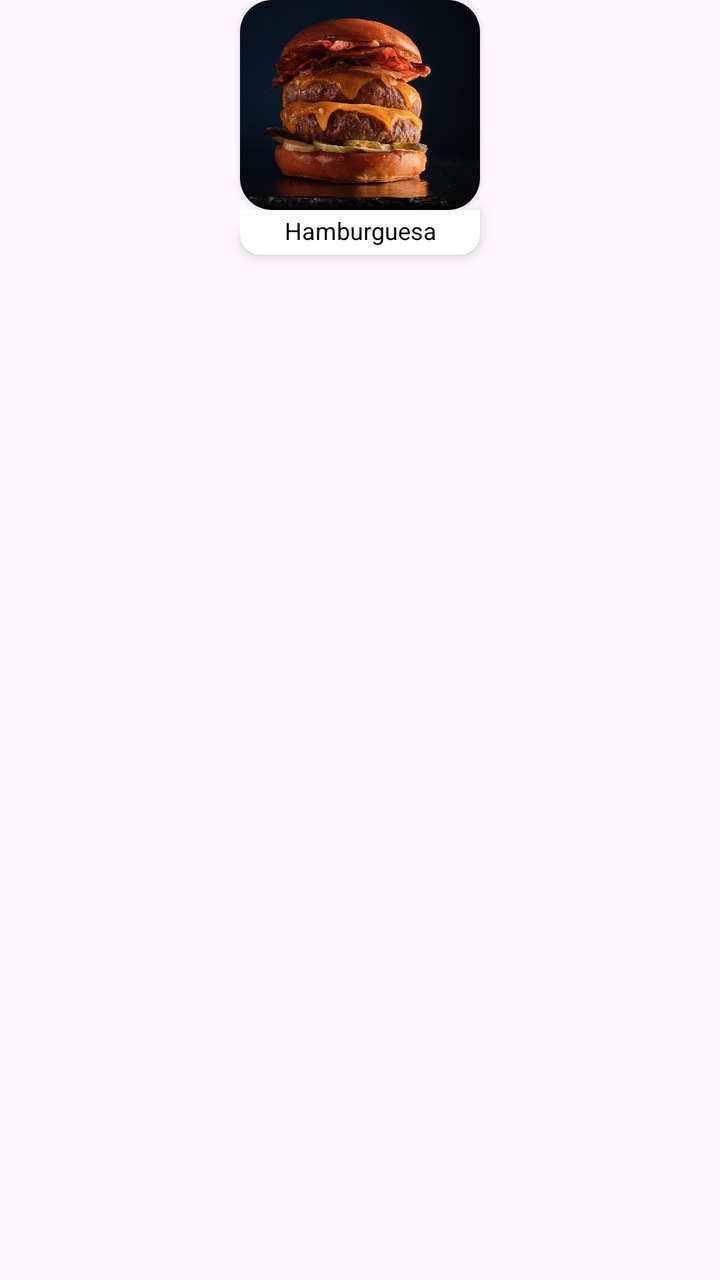
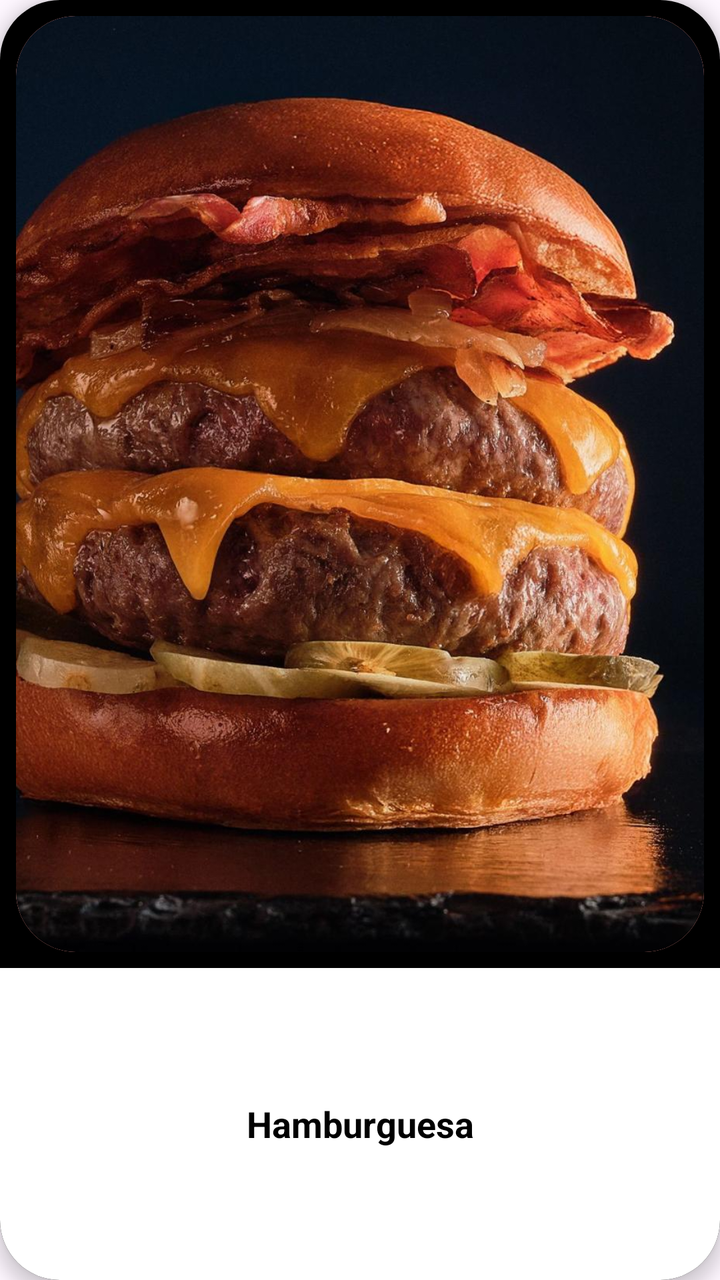

The first picture is an Android layout as it rendered before a commit; the second is the same layout after the commit. The layout source and the unified diff follow.
<!-- AndroidManifest.xml: application theme Theme.LaPosada -->
<!-- res/layout/item_food.xml -->
<?xml version="1.0" encoding="utf-8"?>
<LinearLayout xmlns:android="http://schemas.android.com/apk/res/android"
    xmlns:app="http://schemas.android.com/apk/res-auto"
    android:layout_width="wrap_content" 
    android:layout_height="wrap_content"
    android:orientation="vertical"
    android:gravity="center_horizontal"
    android:layout_margin="8dp">


    <androidx.cardview.widget.CardView
        android:layout_width="120dp"
        android:layout_height="105dp"
        app:cardBackgroundColor="@android:color/transparent"
        app:cardCornerRadius="16dp">

        <ImageView
            android:id="@+id/imageViewFood"
            android:layout_width="match_parent"
            android:layout_height="match_parent"
            android:scaleType="centerCrop"
            android:src="@drawable/hamburguesaa" />
    </androidx.cardview.widget.CardView>


    <TextView
        android:id="@+id/textViewFoodName"
        android:layout_width="120dp"
        android:layout_height="wrap_content"
        android:text="Hamburguesa"
        android:textAlignment="center"
        android:textSize="12sp"
        android:textColor="@color/black"
        android:background="@drawable/rounded_label_background"
        android:paddingTop="2dp"
        android:paddingBottom="4dp"
        android:elevation="4dp"/>

</LinearLayout>
<!-- resources referenced by this layout -->
<resources>
  <color name="black">#FF000000</color>
  <!-- drawable hamburguesaa: jpg bitmap (drawable, 188990 bytes) -->
  <!-- drawable rounded_label_background (drawable) -->
  <?xml version="1.0" encoding="utf-8"?>
  <shape xmlns:android="http://schemas.android.com/apk/res/android"
      android:shape="rectangle">
      <solid android:color="@android:color/white"/>
      <corners
          android:bottomLeftRadius="10dp"
          android:bottomRightRadius="10dp"
          android:topLeftRadius="0dp"
          android:topRightRadius="0dp"/>
  </shape>
  <style name="Theme.LaPosada" parent="Base.Theme.LaPosada" />
  <style name="Base.Theme.LaPosada" parent="Theme.Material3.DayNight.NoActionBar">
          
          
      </style>
</resources>

<!-- the commit's change to res/layout/item_food.xml (unified diff, before → after) -->
@@ -1,39 +1,57 @@
 <?xml version="1.0" encoding="utf-8"?>
-<LinearLayout xmlns:android="http://schemas.android.com/apk/res/android"
+<androidx.cardview.widget.CardView xmlns:android="http://schemas.android.com/apk/res/android"
     xmlns:app="http://schemas.android.com/apk/res-auto"
-    android:layout_width="wrap_content" 
-    android:layout_height="wrap_content"
-    android:orientation="vertical"
-    android:gravity="center_horizontal"
-    android:layout_margin="8dp">
+    android:layout_width="match_parent"
+    android:layout_height="190dp"
+    android:layout_margin="8dp"
+    app:cardCornerRadius="30dp"
+    app:cardElevation="5dp">
 
+    <LinearLayout
+        android:layout_width="match_parent"
+        android:layout_height="match_parent"
+        android:orientation="vertical"
+        android:background="@color/black"
+        android:weightSum="100">
 
-    <androidx.cardview.widget.CardView
-        android:layout_width="120dp"
-        android:layout_height="105dp"
-        app:cardBackgroundColor="@android:color/transparent"
-        app:cardCornerRadius="16dp">
+        <androidx.cardview.widget.CardView
+            android:layout_width="match_parent"
+            android:layout_height="0dp"
+            android:layout_weight="75"
+            app:cardCornerRadius="30dp"
+            android:layout_margin="8dp"
+            app:cardElevation="0dp">
 
-        <ImageView
-            android:id="@+id/imageViewFood"
+            <LinearLayout
+                android:layout_width="match_parent"
+                android:layout_height="match_parent"
+                android:orientation="vertical"
+                android:background="@color/pastel_red"
+                android:gravity="center">
+
+                <ImageView
+                    android:id="@+id/imageViewFood"
+                    android:layout_width="match_parent"
+                    android:layout_height="match_parent"
+                    android:scaleType="centerCrop"
+                    android:src="@drawable/hamburguesaa"
+                    android:contentDescription="Food Image" />
+            </LinearLayout>
+
+        </androidx.cardview.widget.CardView>
+
+        <TextView
+            android:id="@+id/textViewFoodName"
             android:layout_width="match_parent"
-            android:layout_height="match_parent"
-            android:scaleType="centerCrop"
-            android:src="@drawable/hamburguesaa" />
-    </androidx.cardview.widget.CardView>
+            android:layout_height="0dp"
+            android:layout_weight="25"
+            android:text="Hamburguesa"
+            android:gravity="center"
+            android:background="@color/white"
+            android:textColor="@color/black"
+            android:textSize="18sp"
+            android:textStyle="bold" />
 
+    </LinearLayout>
 
-    <TextView
-        android:id="@+id/textViewFoodName"
-        android:layout_width="120dp"
-        android:layout_height="wrap_content"
-        android:text="Hamburguesa"
-        android:textAlignment="center"
-        android:textSize="12sp"
-        android:textColor="@color/black"
-        android:background="@drawable/rounded_label_background"
-        android:paddingTop="2dp"
-        android:paddingBottom="4dp"
-        android:elevation="4dp"/>
-
-</LinearLayout>
+</androidx.cardview.widget.CardView>
<!-- resource entries referenced after the edit -->
@@ -1,18 +1,9 @@
 <!-- resources referenced by this layout -->
 <resources>
   <color name="black">#FF000000</color>
+  <color name="pastel_red">#FF8A80</color>
+  <color name="white">#FFFFFFFF</color>
   <!-- drawable hamburguesaa: jpg bitmap (drawable, 188990 bytes) -->
-  <!-- drawable rounded_label_background (drawable) -->
-  <?xml version="1.0" encoding="utf-8"?>
-  <shape xmlns:android="http://schemas.android.com/apk/res/android"
-      android:shape="rectangle">
-      <solid android:color="@android:color/white"/>
-      <corners
-          android:bottomLeftRadius="10dp"
-          android:bottomRightRadius="10dp"
-          android:topLeftRadius="0dp"
-          android:topRightRadius="0dp"/>
-  </shape>
   <style name="Theme.LaPosada" parent="Base.Theme.LaPosada" />
   <style name="Base.Theme.LaPosada" parent="Theme.Material3.DayNight.NoActionBar">
           
